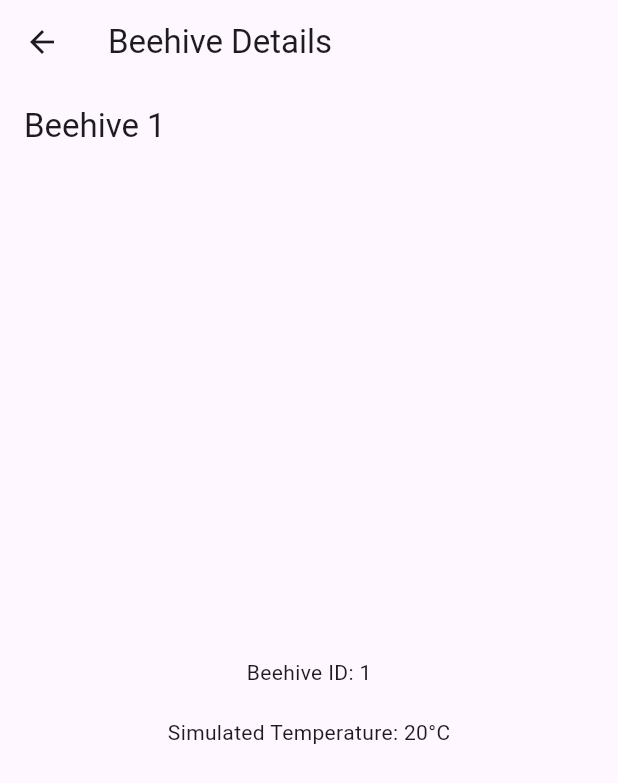
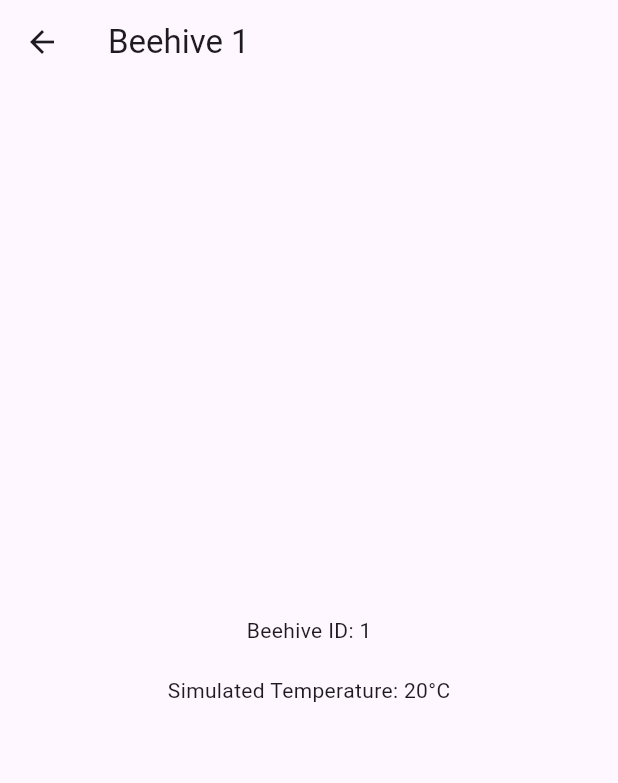
Before and after one commit to buungoo/Beehive-interface, a Flutter app: the screen it shows after launch, after a tap on "Beehive 1", on a phone screen of 412 x 824 dp. Shown: the top 783 px of the screen. Run offline on Flutter 3.47's test engine with Material 3 defaults, Android fonts, the phone set to English and light mode, and no system bars; our stand-ins replace go_router.

Commit message:
setup for success

```diff
--- a/lib/main.dart
+++ b/lib/main.dart
@@ -1,4 +1,4 @@
-// import 'dart.io' show Platform;
+// import 'dart.io' show Platform; // To determine platform e.g. Platform.iOS
 
 import 'package:flutter/material.dart';
 import 'package:go_router/go_router.dart';
@@ -24,8 +24,9 @@
       name: 'beehive-detail',
       path: '/beehive/:id',
       builder: (context, state) {
-        // Query parameters for widgets that need it
+        // Retrieve the path parameter 'id'
         final String id = state.pathParameters['id']!;
+        // Fetch the beehive from the provider
         final beehive = context.read<BeehiveListProvider>().findBeehiveById(id);
 
         // If beehive is not found, display an error message
@@ -35,26 +36,16 @@
               title: const Text('Error'),
               leading: IconButton(
                 icon: const Icon(Icons.arrow_back),
-                onPressed: () => context.go('/'), // Navigate to overview page
+                // Navigate to overview page using go to get a clean stack
+                onPressed: () => context.go('/'),
               ),
             ),
             body: const Center(child: Text('Beehive not found!')),
           );
         }
 
-        // Wrap the detail page with a Scaffold and an AppBar
-        return Scaffold(
-          appBar: AppBar(
-            title: const Text('Beehive Details'),
-            leading: IconButton(
-              icon: const Icon(Icons.arrow_back),
-              onPressed: () {
-                context.go('/'); // Navigate back to the overview page
-              },
-            ),
-          ),
-          body: BeehiveDetailPage(beehive: beehive),
-        );
+        // If beehive is found, return the beehive detail page
+        return BeehiveDetailPage(beehive: beehive);
       },
     ),
   ],
@@ -70,6 +61,7 @@
       // The providers that are specified here are globally available
       // This means every widget in the app can listen to them
       providers: [
+        // See overview_page for use of this global provider
         ChangeNotifierProvider(create: (context) => BeehiveListProvider()),
       ],
       child: MaterialApp.router(
--- a/lib/views/beehive_detail_page.dart
+++ b/lib/views/beehive_detail_page.dart
@@ -11,8 +11,8 @@
   @override
   Widget build(BuildContext context) {
     return StreamProvider<int?>(
-      // Because the StreamProvider is specified here only the
-      // BeehiveDetailPage widget can listen to it
+      // Because the StreamProvider is specified here and not in BeehiveApp
+      // class only the BeehiveDetailPage widget can listen to it
       initialData: null, // Nullable initial data
       create: (context) {
         // Setup the Stream which the StreamProvider should listen to
--- a/lib/views/overview_page.dart
+++ b/lib/views/overview_page.dart
@@ -8,7 +8,7 @@
 
   @override
   Widget build(BuildContext context) {
-    // Through context we  can access global providers
+    // Through context we can access global providers
     // Start listening to the global BeehiveListProvider
     final beehiveList = context.watch<BeehiveListProvider>().beehives;
 
@@ -22,7 +22,12 @@
             title: Text(beehive.name),
             onTap: () {
               // Navigate to the beehive detail page using GoRouter pathing
-              context.go('/beehive/${beehive.id}');
+              context.pushNamed(
+                'beehive-detail', // The name of the route
+                pathParameters: {
+                  'id': beehive.id
+                }, // Use 'pathParameters' to pass the id
+              );
             },
           );
         },
```
Also changed, not shown: lib/models/beehive_data.dart (added), 5 other files.
